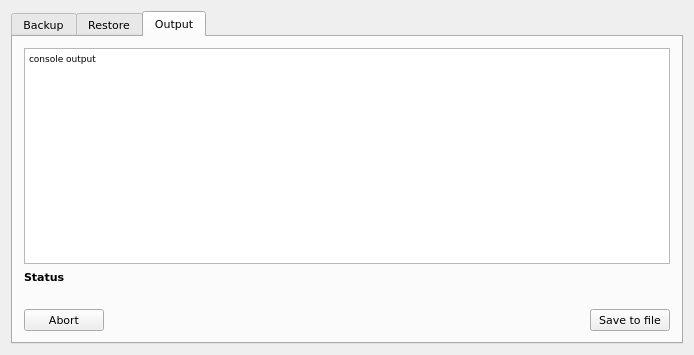
Old version of the form tar-backup/tar_backup.ui in the repository marazmista/tar-backup.
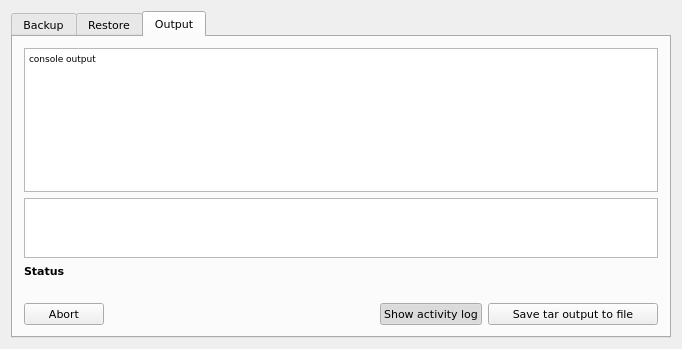
New version of the form. The open tabs and pages were chosen to show the change.

Commit message: activity log on output tab, other minor changes

Patch:
```diff
--- a/tar-backup/tar_backup.ui
+++ b/tar-backup/tar_backup.ui
@@ -6,8 +6,8 @@
    <rect>
     <x>0</x>
     <y>0</y>
-    <width>694</width>
-    <height>355</height>
+    <width>682</width>
+    <height>349</height>
    </rect>
   </property>
   <property name="windowTitle">
@@ -428,6 +428,37 @@
         <string>Output</string>
        </attribute>
        <layout class="QGridLayout" name="gridLayout_3">
+        <item row="0" column="0" colspan="4">
+         <widget class="QPlainTextEdit" name="outputT">
+          <property name="font">
+           <font>
+            <family>DejaVu Sans</family>
+            <pointsize>7</pointsize>
+           </font>
+          </property>
+          <property name="readOnly">
+           <bool>true</bool>
+          </property>
+          <property name="plainText">
+           <string>console output</string>
+          </property>
+         </widget>
+        </item>
+        <item row="1" column="0" colspan="4">
+         <widget class="QListWidget" name="list_activityLog">
+          <property name="maximumSize">
+           <size>
+            <width>16777215</width>
+            <height>60</height>
+           </size>
+          </property>
+          <property name="font">
+           <font>
+            <pointsize>7</pointsize>
+           </font>
+          </property>
+         </widget>
+        </item>
         <item row="4" column="0">
          <widget class="QPushButton" name="btn_abort">
           <property name="text">
@@ -448,7 +479,46 @@
           </property>
          </spacer>
         </item>
-        <item row="2" column="0" colspan="2">
+        <item row="4" column="2">
+         <widget class="QPushButton" name="btn_showActivityLog">
+          <property name="text">
+           <string>Show activity log</string>
+          </property>
+          <property name="checkable">
+           <bool>true</bool>
+          </property>
+          <property name="checked">
+           <bool>true</bool>
+          </property>
+          <property name="default">
+           <bool>false</bool>
+          </property>
+          <property name="flat">
+           <bool>false</bool>
+          </property>
+         </widget>
+        </item>
+        <item row="4" column="3">
+         <widget class="QPushButton" name="btn_saveOutput">
+          <property name="minimumSize">
+           <size>
+            <width>170</width>
+            <height>0</height>
+           </size>
+          </property>
+          <property name="text">
+           <string>Save tar output to file</string>
+          </property>
+         </widget>
+        </item>
+        <item row="3" column="0" colspan="4">
+         <widget class="QLabel" name="label_process">
+          <property name="text">
+           <string/>
+          </property>
+         </widget>
+        </item>
+        <item row="2" column="0" colspan="4">
          <widget class="QLabel" name="label_status">
           <property name="font">
            <font>
@@ -462,36 +532,6 @@
           </property>
          </widget>
         </item>
-        <item row="3" column="0" colspan="2">
-         <widget class="QLabel" name="label_process">
-          <property name="text">
-           <string/>
-          </property>
-         </widget>
-        </item>
-        <item row="4" column="2">
-         <widget class="QPushButton" name="btn_saveOutput">
-          <property name="text">
-           <string>Save to file</string>
-          </property>
-         </widget>
-        </item>
-        <item row="1" column="0" colspan="3">
-         <widget class="QPlainTextEdit" name="outputT">
-          <property name="font">
-           <font>
-            <family>DejaVu Sans</family>
-            <pointsize>7</pointsize>
-           </font>
-          </property>
-          <property name="readOnly">
-           <bool>true</bool>
-          </property>
-          <property name="plainText">
-           <string>console output</string>
-          </property>
-         </widget>
-        </item>
        </layout>
       </widget>
      </widget>
```
Left out of the diff: 130 changed lines with no effect on the pictures. The commit also changes 5 other files.
